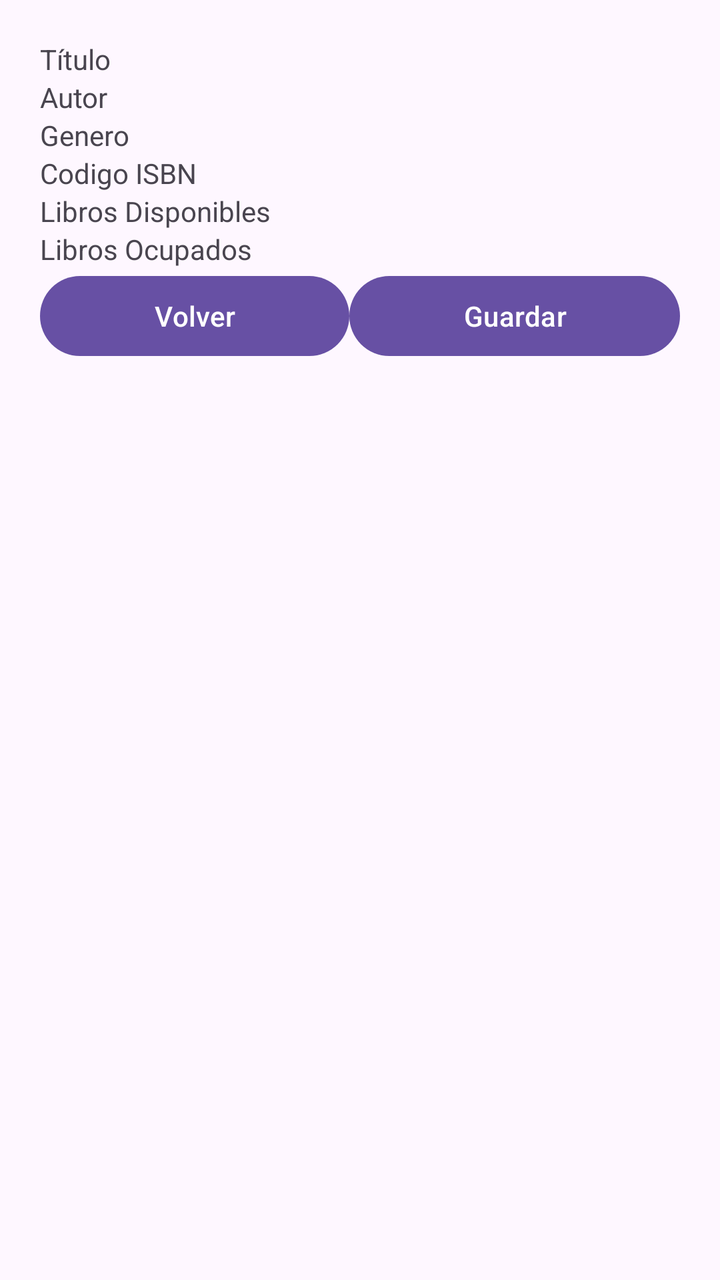
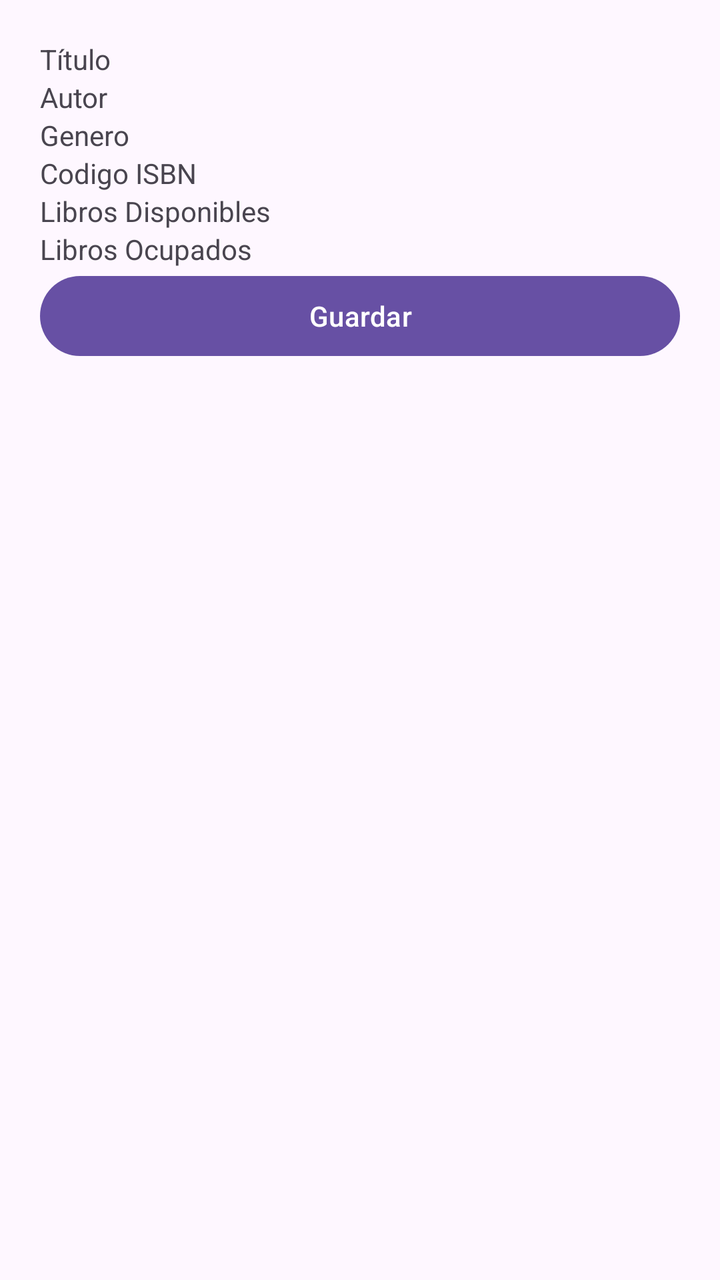

Two renders of the same Android screen: before a commit and after it. Below are the layout's source before the change and the commit's diff.
<!-- AndroidManifest.xml: application theme Theme.Crudlibrary -->
<!-- res/layout/fragment_detalle_libro.xml -->
<?xml version="1.0" encoding="utf-8"?>
<FrameLayout xmlns:android="http://schemas.android.com/apk/res/android"
    xmlns:tools="http://schemas.android.com/tools"
    android:layout_width="match_parent"
    android:layout_height="match_parent"
    tools:context=".detalleLibro">

    

    <LinearLayout
        android:layout_width="match_parent"
        android:layout_height="match_parent"
        android:orientation="vertical"
        android:padding="20dp">


        <TextView
            android:id="@+id/lbltitulo"
            android:layout_width="match_parent"
            android:layout_height="wrap_content"
            android:text="@string/lblTitulo" />


        <TextView
            android:id="@+id/lblautor"
            android:layout_width="match_parent"
            android:layout_height="wrap_content"
            android:text="@string/lblAutor" />


        <TextView
            android:id="@+id/lblgenero"
            android:layout_width="match_parent"
            android:layout_height="wrap_content"
            android:text="@string/lblGenero" />


        <TextView
            android:id="@+id/lblcod_isbn"
            android:layout_width="match_parent"
            android:layout_height="wrap_content"
            android:text="@string/lblCodigoISBN" />


        <TextView
            android:id="@+id/lblcant_dis"
            android:layout_width="match_parent"
            android:layout_height="wrap_content"
            android:text="@string/lblLibrosDisponibles" />


        <TextView
            android:id="@+id/lblcant_ocup"
            android:layout_width="match_parent"
            android:layout_height="wrap_content"
            android:text="@string/lblLibrosOcupados" />


        <LinearLayout
            android:layout_width="match_parent"
            android:layout_height="105dp"
            android:orientation="horizontal">

            <Button
                android:id="@+id/btnEditar"
                android:layout_width="wrap_content"
                android:layout_height="wrap_content"
                android:layout_weight="1"
                android:text="@string/btnVolver" />

            <Button
                android:id="@+id/btnEliminar"
                android:layout_width="wrap_content"
                android:layout_height="wrap_content"
                android:layout_weight="1"
                android:text="@string/btnGuardar" />
        </LinearLayout>

    </LinearLayout>

</FrameLayout>
<!-- resources referenced by this layout -->
<resources>
  <string name="btnGuardar">Guardar</string>
  <string name="btnVolver">Volver</string>
  <string name="lblAutor">Autor</string>
  <string name="lblCodigoISBN">Codigo ISBN</string>
  <string name="lblGenero">Genero</string>
  <string name="lblLibrosDisponibles">Libros Disponibles</string>
  <string name="lblLibrosOcupados">Libros Ocupados</string>
  <string name="lblTitulo">Título</string>
  <style name="Theme.Crudlibrary" parent="Base.Theme.Crudlibrary" />
  <style name="Base.Theme.Crudlibrary" parent="Theme.Material3.DayNight.NoActionBar">
          
          
      </style>
</resources>

<!-- the commit's change to res/layout/fragment_detalle_libro.xml (unified diff, before → after) -->
@@ -62,13 +62,6 @@
             android:orientation="horizontal">
 
             <Button
-                android:id="@+id/btnEditar"
-                android:layout_width="wrap_content"
-                android:layout_height="wrap_content"
-                android:layout_weight="1"
-                android:text="@string/btnVolver" />
-
-            <Button
                 android:id="@+id/btnEliminar"
                 android:layout_width="wrap_content"
                 android:layout_height="wrap_content"
<!-- resource entries referenced after the edit -->
@@ -1,7 +1,6 @@
 <!-- resources referenced by this layout -->
 <resources>
   <string name="btnGuardar">Guardar</string>
-  <string name="btnVolver">Volver</string>
   <string name="lblAutor">Autor</string>
   <string name="lblCodigoISBN">Codigo ISBN</string>
   <string name="lblGenero">Genero</string>
